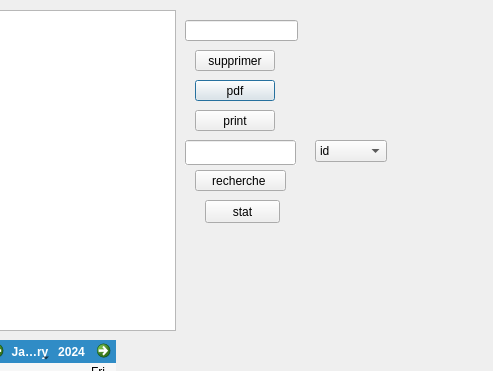
Old version of the form dialogevenement.ui in the repository mohamed-amine-aouadi/my-hotel; both pictures show x 315 to 808 and y 0 to 371 of the 808 by 488 pixel window.
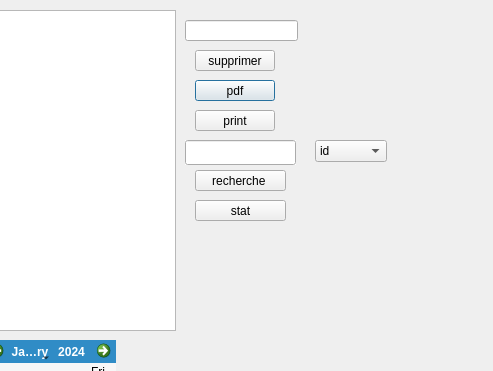
New version of the form.

```diff
--- a/dialogevenement.ui
+++ b/dialogevenement.ui
@@ -224,12 +224,15 @@
   <widget class="QPushButton" name="pushButton">
    <property name="geometry">
     <rect>
-     <x>520</x>
+     <x>510</x>
      <y>200</y>
-     <width>75</width>
-     <height>23</height>
+     <width>91</width>
+     <height>21</height>
     </rect>
    </property>
+   <property name="autoFillBackground">
+    <bool>true</bool>
+   </property>
    <property name="text">
     <string>stat</string>
    </property>
```
Left out of the diff: 2 changed lines with no effect on the pictures.
